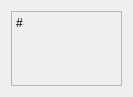
Qt form gui/SlidePrev.ui (acroper/BeamerQt) before a commit.
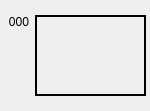
The same form after that commit. Icons and pictures are not drawn.

Commit message:
Improved selection of slide prevs
New slide selected in the slide list.
Improved visual aspect of the selection.

```diff
--- a/gui/SlidePrev.ui
+++ b/gui/SlidePrev.ui
@@ -6,8 +6,8 @@
    <rect>
     <x>0</x>
     <y>0</y>
-    <width>133</width>
-    <height>97</height>
+    <width>150</width>
+    <height>111</height>
    </rect>
   </property>
   <property name="sizePolicy">
@@ -24,8 +24,8 @@
   </property>
   <property name="maximumSize">
    <size>
-    <width>133</width>
-    <height>97</height>
+    <width>170</width>
+    <height>111</height>
    </size>
   </property>
   <property name="windowTitle">
@@ -35,13 +35,19 @@
    <string notr="true"/>
   </property>
   <layout class="QHBoxLayout" name="horizontalLayout_2">
+   <property name="leftMargin">
+    <number>0</number>
+   </property>
+   <property name="rightMargin">
+    <number>0</number>
+   </property>
    <item>
     <widget class="QFrame" name="frame">
      <property name="styleSheet">
       <string notr="true"/>
      </property>
      <property name="frameShape">
-      <enum>QFrame::StyledPanel</enum>
+      <enum>QFrame::NoFrame</enum>
      </property>
      <property name="frameShadow">
       <enum>QFrame::Sunken</enum>
@@ -69,26 +75,43 @@
        <widget class="QLabel" name="slideNumber">
         <property name="minimumSize">
          <size>
-          <width>10</width>
+          <width>25</width>
           <height>0</height>
          </size>
         </property>
         <property name="maximumSize">
          <size>
-          <width>20</width>
+          <width>25</width>
           <height>16777215</height>
          </size>
         </property>
+        <property name="font">
+         <font>
+          <pointsize>9</pointsize>
+         </font>
+        </property>
         <property name="text">
-         <string>#</string>
+         <string>000</string>
+        </property>
+        <property name="textFormat">
+         <enum>Qt::PlainText</enum>
+        </property>
+        <property name="scaledContents">
+         <bool>false</bool>
         </property>
         <property name="alignment">
-         <set>Qt::AlignLeading|Qt::AlignLeft|Qt::AlignTop</set>
+         <set>Qt::AlignRight|Qt::AlignTop|Qt::AlignTrailing</set>
         </property>
        </widget>
       </item>
       <item>
        <widget class="QLabel" name="LabelPix">
+        <property name="frameShape">
+         <enum>QFrame::Box</enum>
+        </property>
+        <property name="lineWidth">
+         <number>2</number>
+        </property>
         <property name="text">
          <string/>
         </property>
```
The commit also changes 3 other files.
